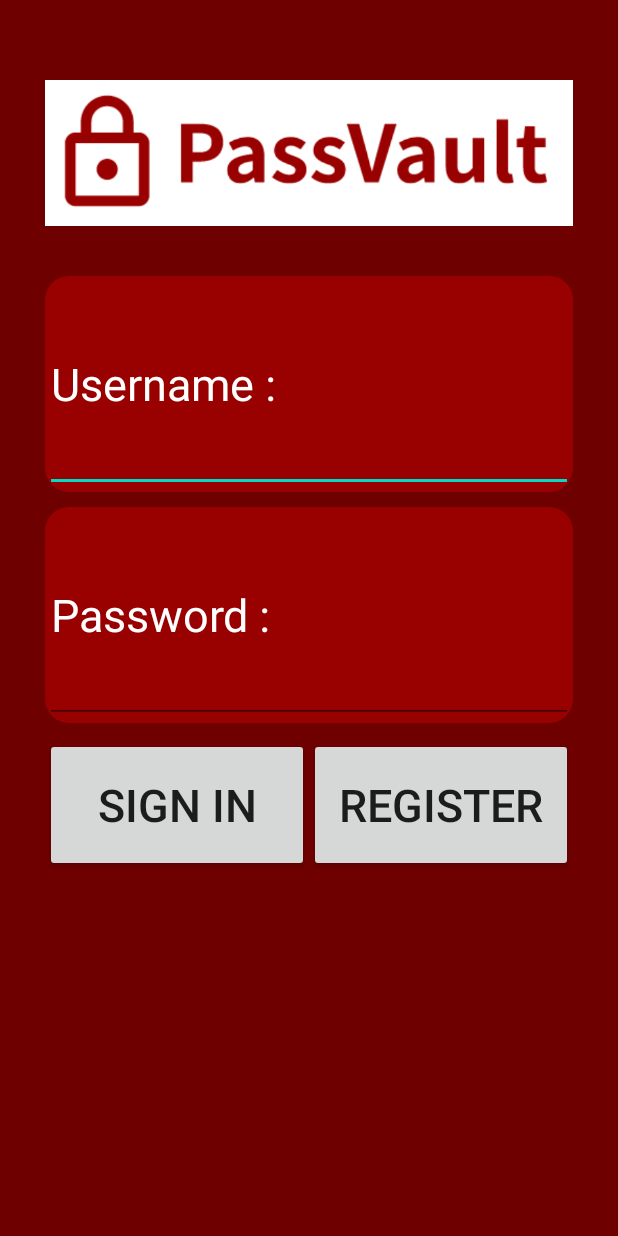
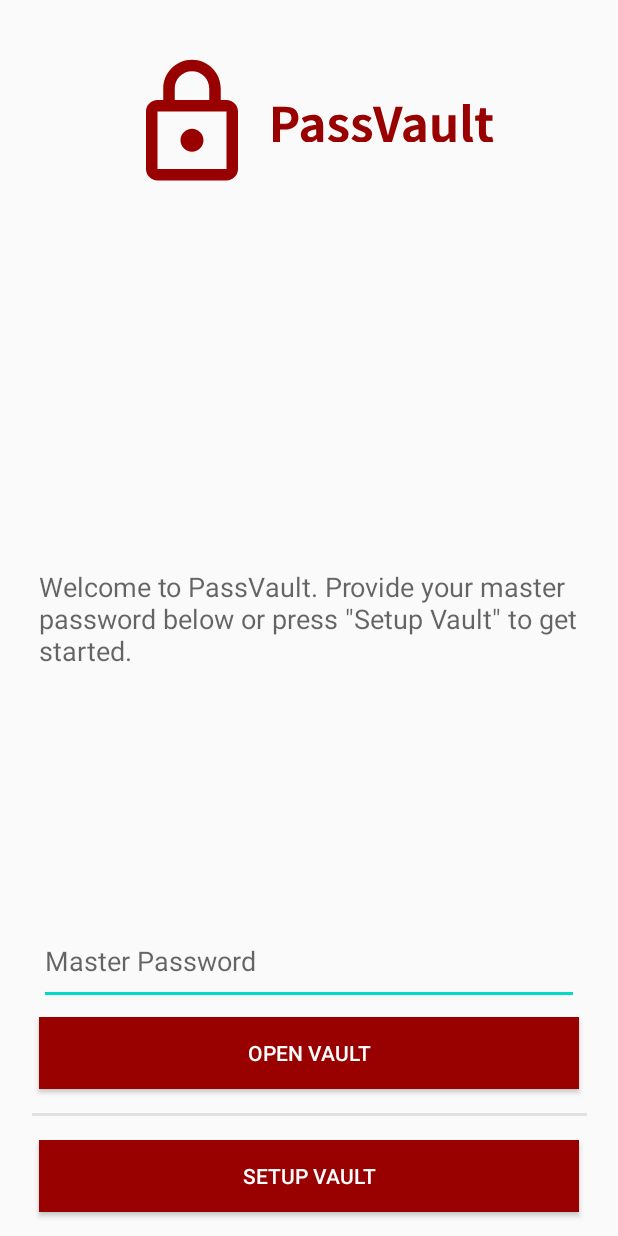
Before and after one commit to LasseLund-Egmose/PassVault, an Android app: the layout activity_login.xml on its own in the app's theme, with its tools: preview values and no code run, on a phone screen of 412 x 824 dp. Run offline under Robolectric (Android 15) with nearby library versions, the phone set to English and light mode, and no system bars.

Commit message:
Fix exceptions

```diff
--- a/app/src/main/java/dk/dtu/PassVault/LoginActivity.java
+++ b/app/src/main/java/dk/dtu/PassVault/LoginActivity.java
@@ -3,9 +3,6 @@ package dk.dtu.PassVault;
 import android.content.Context;
 import android.content.Intent;
 import android.os.Bundle;
-import android.util.Log;
-import android.view.View;
-import android.view.View.OnClickListener;
 import android.widget.Button;
 import android.widget.EditText;
 import android.widget.Toast;
@@ -52,11 +49,11 @@ public class LoginActivity extends BaseActivity {
     @Override
     protected void onCreate(Bundle savedInstanceState) {
         super.onCreate(savedInstanceState);
-        setContentView(R.layout.clean_login);
+        setContentView(R.layout.activity_login);
         getSupportActionBar().hide();
 
         Button signInButton = findViewById(R.id.sign_in_btn);
-        Button registerButton = findViewById(R.id.register_master_btn);
+        Button registerButton = findViewById(R.id.register_btn);
 
         signInButton.setOnClickListener(v -> {
             final EditText password = (EditText) findViewById(R.id.password);
--- a/app/src/main/res/layout/activity_login.xml
+++ b/app/src/main/res/layout/activity_login.xml
@@ -1,111 +1,86 @@
 <?xml version="1.0" encoding="utf-8"?>
-<LinearLayout
-    xmlns:android="http://schemas.android.com/apk/res/android"
+<androidx.constraintlayout.widget.ConstraintLayout xmlns:android="http://schemas.android.com/apk/res/android"
     xmlns:app="http://schemas.android.com/apk/res-auto"
     xmlns:tools="http://schemas.android.com/tools"
     android:layout_width="match_parent"
-    android:layout_height="match_parent"
-    android:background="@color/darkRed"
-    tools:context=".LoginActivity"
-    >
-
-    <LinearLayout
-        android:layout_width="match_parent"
-        android:layout_height="match_parent"
-        android:orientation="vertical"
-        android:weightSum="70"
-        android:layout_margin="30dp">
+    android:layout_height="match_parent">
 
     <LinearLayout
         android:layout_width="wrap_content"
-            android:layout_height="0dp"
-            android:orientation="vertical"
-            android:layout_weight="15"
-            android:layout_gravity="center"
-            >
+        android:layout_height="wrap_content"
+        android:layout_marginTop="32dp"
+        android:orientation="horizontal"
+        app:layout_constraintEnd_toEndOf="parent"
+        app:layout_constraintStart_toStartOf="parent"
+        app:layout_constraintTop_toTopOf="parent">
 
         <ImageView
-                android:layout_width="match_parent"
-                android:layout_height="match_parent"
-                android:src="@drawable/logo_passvault">
-            </ImageView>
+            android:layout_width="92dp"
+            android:layout_height="100dp"
+            app:srcCompat="@drawable/logo_icon" />
+
+        <ImageView
+            android:layout_width="156dp"
+            android:layout_height="100dp"
+            android:paddingLeft="8dp"
+            app:srcCompat="@drawable/logo_text" />
     </LinearLayout>
 
-        <LinearLayout
-            android:layout_width="match_parent"
-            android:layout_height="0dp"
-            android:background="@drawable/rectangle"
-            android:orientation="vertical"
-            android:layout_weight="15"
-            android:layout_marginBottom="10dp"
-            android:layout_marginTop="10dp">
-
-            <EditText
-                android:id="@+id/username"
-                android:layout_width="match_parent"
-                android:layout_height="match_parent"
-                android:hint="@string/add_input_username"
-                android:textColor="#FFF"
-                android:textColorHint="#FFF"
-                android:textSize="30sp"
-                ></EditText>
-        </LinearLayout>
-
-        <LinearLayout
-            android:layout_width="match_parent"
-            android:layout_height="0dp"
-            android:background="@drawable/rectangle"
-            android:orientation="vertical"
-            android:layout_weight="15"
-            android:layout_marginBottom="10dp">
+    <TextView
+        android:id="@+id/textView9"
+        android:layout_width="360dp"
+        android:layout_height="wrap_content"
+        android:text='Welcome to PassVault. Provide your master password below or press "Setup Vault" to get started.'
+        android:textAppearance="@style/TextAppearance.AppCompat.Medium"
+        app:layout_constraintBottom_toBottomOf="parent"
+        app:layout_constraintEnd_toEndOf="parent"
+        app:layout_constraintHorizontal_bias="0.5"
+        app:layout_constraintStart_toStartOf="parent"
+        app:layout_constraintTop_toTopOf="parent" />
 
     <EditText
         android:id="@+id/password"
-                android:layout_width="match_parent"
-                android:layout_height="match_parent"
-                android:hint="@string/add_input_password"
-                android:textColor="#FFF"
-                android:textColorHint="#FFF"
-                android:textSize="30sp"
+        android:layout_width="360dp"
+        android:layout_height="58dp"
+        android:layout_marginBottom="8dp"
+        android:ems="10"
+        android:hint="Master Password"
         android:inputType="textPassword"
-                ></EditText>
-        </LinearLayout>
+        app:layout_constraintBottom_toTopOf="@+id/sign_in_btn"
+        app:layout_constraintEnd_toEndOf="parent"
+        app:layout_constraintStart_toStartOf="parent" />
 
-
-
-        <LinearLayout
-            android:layout_width="match_parent"
-            android:layout_height="wrap_content"
-            android:layout_weight="3"
-            android:gravity="center"
-            >
     <Button
         android:id="@+id/sign_in_btn"
-                android:layout_width="match_parent"
-                android:layout_height="match_parent"
-                android:text="@string/sign_in_btn_string"
-                android:textSize="30dp"
-                android:layout_weight="1"
-                />
+        android:layout_width="360dp"
+        android:layout_height="wrap_content"
+        android:layout_marginBottom="16dp"
+        android:background="@color/colorDTU"
+        android:text="Open Vault"
+        android:textColor="@android:color/primary_text_dark"
+        app:layout_constraintBottom_toTopOf="@+id/hr"
+        app:layout_constraintEnd_toEndOf="parent"
+        app:layout_constraintStart_toStartOf="parent" />
+
+    <View
+        android:id="@+id/hr"
+        android:layout_width="370dp"
+        android:layout_height="2dp"
+        android:layout_marginBottom="16dp"
+        android:background="#E1E1E1"
+        app:layout_constraintBottom_toTopOf="@+id/register_btn"
+        app:layout_constraintEnd_toEndOf="parent"
+        app:layout_constraintStart_toStartOf="parent" />
 
     <Button
-                android:id="@+id/register_master_btn"
-                android:layout_width="match_parent"
-                android:layout_height="match_parent"
-                android:text="Register"
-                android:textSize="30dp"
-                android:layout_weight="1"
-                />
-
-        </LinearLayout>
-
-
-
-
-
-
-    </LinearLayout>
-
-
-
-</LinearLayout>
+        android:id="@+id/register_btn"
+        android:layout_width="360dp"
+        android:layout_height="wrap_content"
+        android:layout_marginBottom="16dp"
+        android:background="@color/colorDTU"
+        android:text="Setup Vault"
+        android:textColor="@android:color/primary_text_dark"
+        app:layout_constraintBottom_toBottomOf="parent"
+        app:layout_constraintEnd_toEndOf="parent"
+        app:layout_constraintStart_toStartOf="parent" />
+</androidx.constraintlayout.widget.ConstraintLayout>
--- a/app/src/main/res/layout/clean_login.xml
+++ /dev/null
@@ -1,86 +0,0 @@
-<?xml version="1.0" encoding="utf-8"?>
-<androidx.constraintlayout.widget.ConstraintLayout xmlns:android="http://schemas.android.com/apk/res/android"
-    xmlns:app="http://schemas.android.com/apk/res-auto"
-    xmlns:tools="http://schemas.android.com/tools"
-    android:layout_width="match_parent"
-    android:layout_height="match_parent">
-
-    <LinearLayout
-        android:layout_width="wrap_content"
-        android:layout_height="wrap_content"
-        android:layout_marginTop="32dp"
-        android:orientation="horizontal"
-        app:layout_constraintEnd_toEndOf="parent"
-        app:layout_constraintStart_toStartOf="parent"
-        app:layout_constraintTop_toTopOf="parent">
-
-        <ImageView
-            android:layout_width="92dp"
-            android:layout_height="100dp"
-            app:srcCompat="@drawable/logo_icon" />
-
-        <ImageView
-            android:layout_width="156dp"
-            android:layout_height="100dp"
-            android:paddingLeft="8dp"
-            app:srcCompat="@drawable/logo_text" />
-    </LinearLayout>
-
-    <TextView
-        android:id="@+id/textView9"
-        android:layout_width="360dp"
-        android:layout_height="wrap_content"
-        android:text='Welcome to PassVault. Provide your master password below or press "Setup Vault" to get started.'
-        android:textAppearance="@style/TextAppearance.AppCompat.Medium"
-        app:layout_constraintBottom_toBottomOf="parent"
-        app:layout_constraintEnd_toEndOf="parent"
-        app:layout_constraintHorizontal_bias="0.5"
-        app:layout_constraintStart_toStartOf="parent"
-        app:layout_constraintTop_toTopOf="parent" />
-
-    <EditText
-        android:id="@+id/password"
-        android:layout_width="360dp"
-        android:layout_height="58dp"
-        android:layout_marginBottom="8dp"
-        android:ems="10"
-        android:hint="Master Password"
-        android:inputType="textPassword"
-        app:layout_constraintBottom_toTopOf="@+id/signInButton"
-        app:layout_constraintEnd_toEndOf="parent"
-        app:layout_constraintStart_toStartOf="parent" />
-
-    <Button
-        android:id="@+id/signInButton"
-        android:layout_width="360dp"
-        android:layout_height="wrap_content"
-        android:layout_marginBottom="16dp"
-        android:background="@color/colorDTU"
-        android:text="Open Vault"
-        android:textColor="@android:color/primary_text_dark"
-        app:layout_constraintBottom_toTopOf="@+id/hr"
-        app:layout_constraintEnd_toEndOf="parent"
-        app:layout_constraintStart_toStartOf="parent" />
-
-    <View
-        android:id="@+id/hr"
-        android:layout_width="370dp"
-        android:layout_height="2dp"
-        android:layout_marginBottom="16dp"
-        android:background="#E1E1E1"
-        app:layout_constraintBottom_toTopOf="@+id/registerButton"
-        app:layout_constraintEnd_toEndOf="parent"
-        app:layout_constraintStart_toStartOf="parent" />
-
-    <Button
-        android:id="@+id/registerButton"
-        android:layout_width="360dp"
-        android:layout_height="wrap_content"
-        android:layout_marginBottom="16dp"
-        android:background="@color/colorDTU"
-        android:text="Setup Vault"
-        android:textColor="@android:color/primary_text_dark"
-        app:layout_constraintBottom_toBottomOf="parent"
-        app:layout_constraintEnd_toEndOf="parent"
-        app:layout_constraintStart_toStartOf="parent" />
-</androidx.constraintlayout.widget.ConstraintLayout>
```
Lines whose indentation alone changed are shown as unchanged.
